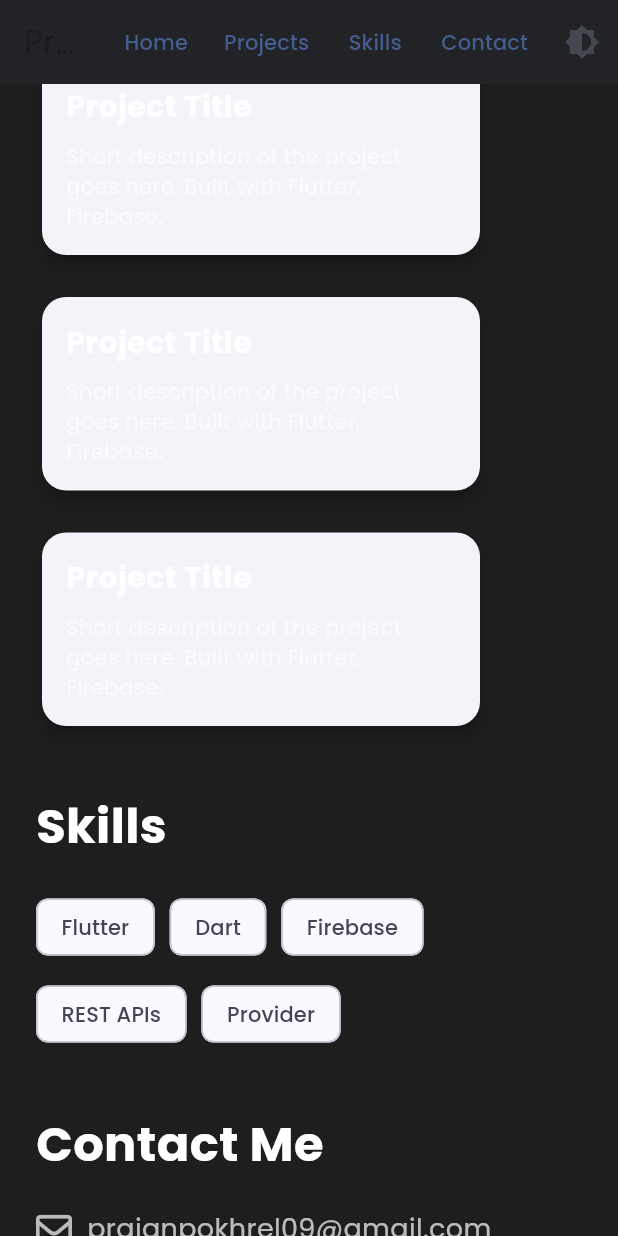
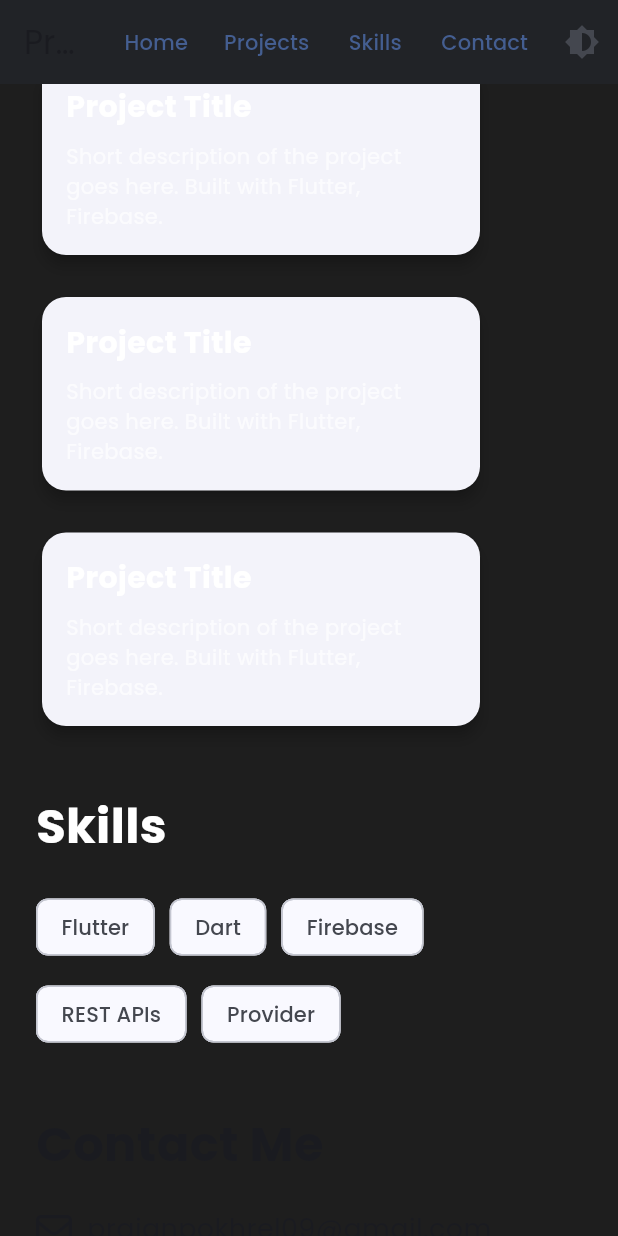
Before and after one commit to prajanpokhrel/portfolio, a Flutter app: the screen it shows after launch, scrolled down 576 dp, on a phone screen of 412 x 824 dp. Run offline on Flutter 3.47's test engine with Material 3 defaults, Android fonts, the phone set to English and light mode, and no system bars; our stand-ins replace animate_do, font_awesome_flutter, google_fonts.

Commit message:
fixed darkmode issue

```diff
--- a/lib/main.dart
+++ b/lib/main.dart
@@ -2,6 +2,7 @@ import 'package:flutter/material.dart';
 import 'package:google_fonts/google_fonts.dart';
 import 'package:font_awesome_flutter/font_awesome_flutter.dart';
 import 'package:animate_do/animate_do.dart';
+import 'package:url_launcher/url_launcher.dart';
 
 void main() {
   runApp(const PortfolioApp());
@@ -166,7 +167,7 @@ class HomePage extends StatelessWidget {
               buildSkillsSection(),
               const SizedBox(height: 40),
               Container(key: contactKey),
-              buildContactSection(),
+              buildContactSection(context), // <-- Updated here to pass context
               const SizedBox(height: 20),
             ],
           ),
@@ -246,44 +247,69 @@ class HomePage extends StatelessWidget {
     );
   }
 
-  Widget buildContactSection() {
+  Widget buildContactSection(BuildContext context) {
+    final color = Theme.of(context).colorScheme.onBackground;
+
     return Column(
       crossAxisAlignment: CrossAxisAlignment.start,
       children: [
-        const Text(
+        Text(
           'Contact Me',
-          style: TextStyle(fontSize: 32, fontWeight: FontWeight.bold),
+          style: TextStyle(
+            fontSize: 32,
+            fontWeight: FontWeight.bold,
+            color: color,
+          ),
         ),
         const SizedBox(height: 20),
         Row(
-          children: const [
-            Icon(FontAwesomeIcons.envelope, color: Colors.white70),
-            SizedBox(width: 10),
-            Text(
+          children: [
+            Icon(FontAwesomeIcons.envelope, color: color),
+            const SizedBox(width: 10),
+            SelectableText(
               'prajanpokhrel09@gmail.com',
-              style: TextStyle(fontSize: 18, color: Colors.white70),
+              style: TextStyle(fontSize: 18, color: color),
             ),
           ],
         ),
         const SizedBox(height: 10),
         Row(
-          children: const [
-            Icon(FontAwesomeIcons.github, color: Colors.white70),
-            SizedBox(width: 10),
-            Text(
-              'https://github.com/prajanpokhrel',
-              style: TextStyle(fontSize: 18, color: Colors.white70),
+          children: [
+            Icon(FontAwesomeIcons.github, color: color),
+            const SizedBox(width: 10),
+            InkWell(
+              onTap:
+                  () =>
+                      launchUrl(Uri.parse('https://github.com/prajanpokhrel')),
+              child: Text(
+                'github.com/prajanpokhrel',
+                style: TextStyle(
+                  fontSize: 18,
+                  color: color,
+                  decoration: TextDecoration.underline,
+                ),
+              ),
             ),
           ],
         ),
         const SizedBox(height: 10),
         Row(
-          children: const [
-            Icon(FontAwesomeIcons.linkedin, color: Colors.white70),
-            SizedBox(width: 10),
-            Text(
-              'linkedin.com/in/yourusername',
-              style: TextStyle(fontSize: 18, color: Colors.white70),
+          children: [
+            Icon(FontAwesomeIcons.linkedin, color: color),
+            const SizedBox(width: 10),
+            InkWell(
+              onTap:
+                  () => launchUrl(
+                    Uri.parse('https://linkedin.com/in/yourusername'),
+                  ),
+              child: Text(
+                'linkedin.com/in/yourusername',
+                style: TextStyle(
+                  fontSize: 18,
+                  color: color,
+                  decoration: TextDecoration.underline,
+                ),
+              ),
             ),
           ],
         ),
```
